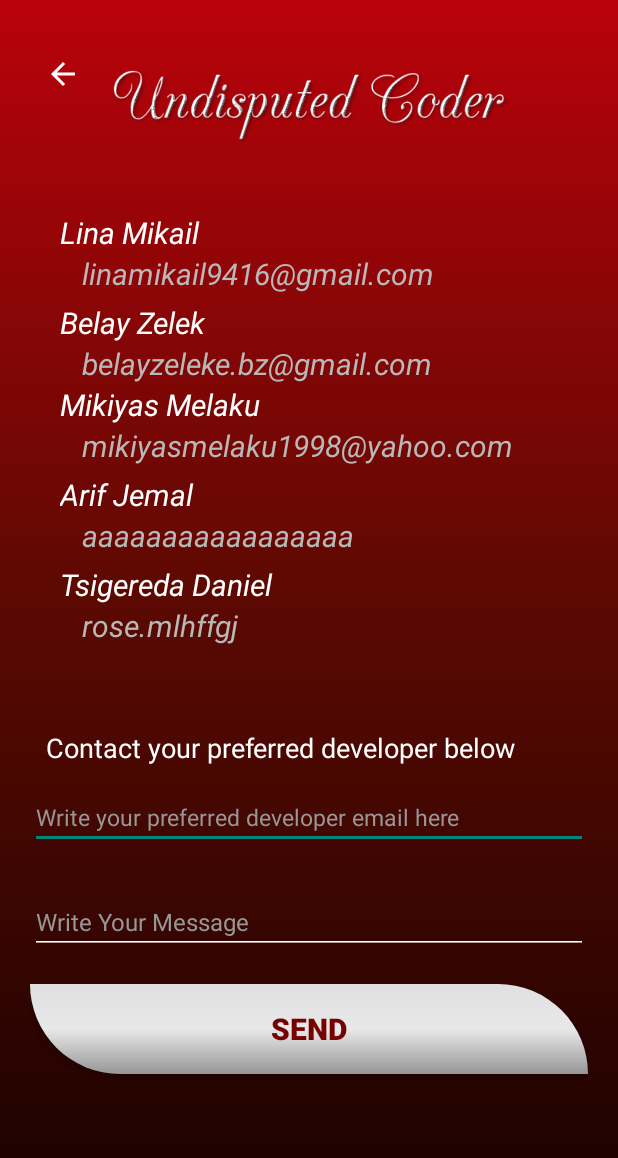
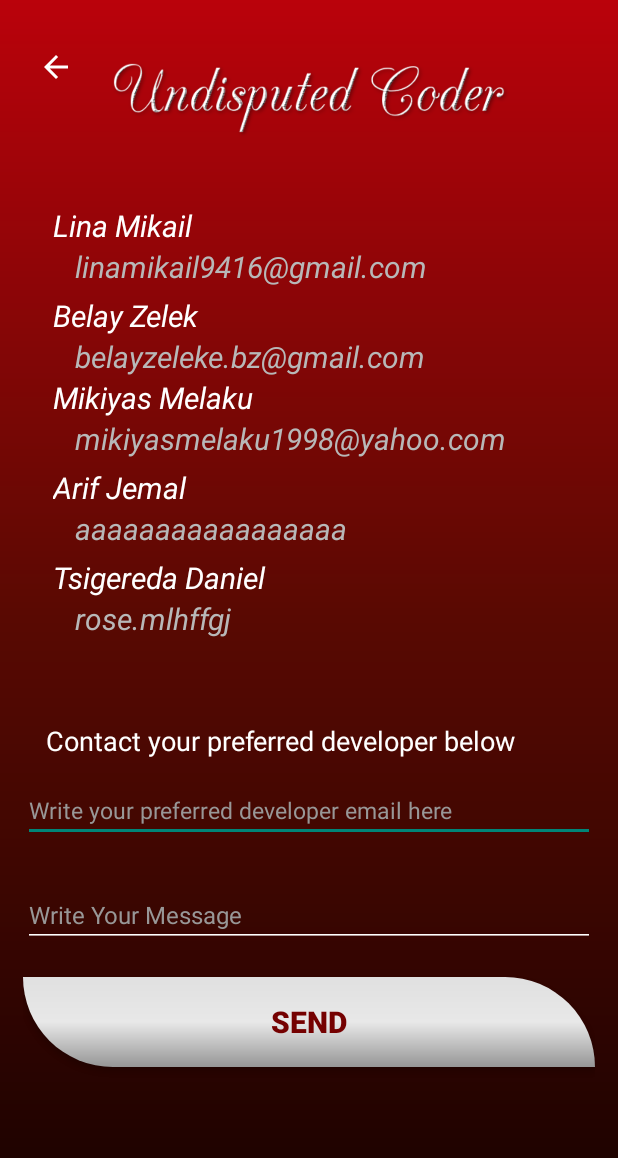
Before and after one commit to Lintu94/Project, an Android app: the ContactActivity screen opened directly, with no data from a screen before it, on a phone screen of 412 x 824 dp. Shown: the top 1158 px of the screen. Run offline under Robolectric (Android 15) with nearby library versions, the phone set to English and light mode, and no system bars.

Commit message:
third trial

```diff
--- a/app/src/main/res/layout/activity_contact.xml
+++ b/app/src/main/res/layout/activity_contact.xml
@@ -12,7 +12,7 @@
         android:layout_width="match_parent"
         android:layout_height="match_parent"
         android:background="@drawable/bg"
-        android:padding="20dp">
+        android:padding="15dp">
 
         <ImageView
             android:id="@+id/imgback"
```
